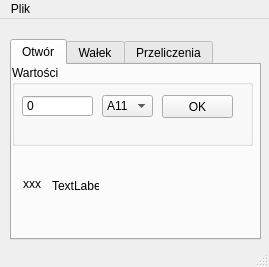
Before: the Qt Designer form mainwindow.ui in mydzinx/ProjectX, drawn with Qt 5.
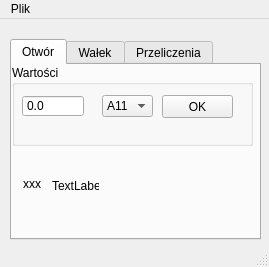
After: the same form once the commit is applied. The open tabs and pages were chosen to show the change.

The edit to the form file:
```diff
--- a/mainwindow.ui
+++ b/mainwindow.ui
@@ -315,32 +315,26 @@
         </property>
        </item>
       </widget>
-      <widget class="QSpinBox" name="spinBox">
+      <widget class="QDoubleSpinBox" name="doubleSpinBox">
        <property name="geometry">
         <rect>
          <x>10</x>
          <y>30</y>
-         <width>71</width>
+         <width>62</width>
          <height>22</height>
         </rect>
        </property>
-       <property name="wrapping">
-        <bool>false</bool>
-       </property>
-       <property name="frame">
-        <bool>true</bool>
-       </property>
        <property name="buttonSymbols">
         <enum>QAbstractSpinBox::NoButtons</enum>
        </property>
-       <property name="correctionMode">
-        <enum>QAbstractSpinBox::CorrectToPreviousValue</enum>
-       </property>
-       <property name="keyboardTracking">
-        <bool>true</bool>
+       <property name="decimals">
+        <number>1</number>
        </property>
        <property name="maximum">
-        <number>600</number>
+        <double>181.000000000000000</double>
+       </property>
+       <property name="value">
+        <double>0.000000000000000</double>
        </property>
       </widget>
      </widget>
```
Left out of the diff: 51 changed lines with no effect on the pictures.
